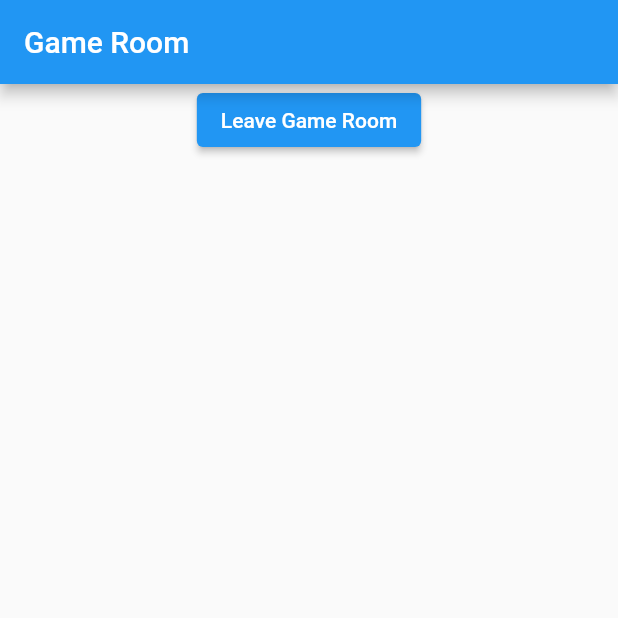
After one commit to halilyaman/draw_guess, a Flutter app: the GameRoomPage screen opened by its route, on a phone screen of 412 x 824 dp, the top half of it. The commit adds this screen. Run offline on Flutter 3.47's test engine with Material 2 defaults, Android fonts, the phone set to English and light mode, and no system bars; our stand-ins replace auto_route, cloud_firestore, dartz, device_preview, firebase_auth, firebase_core and 7 more; accounts and stored records are empty.

Commit message:
Update game creation flow, add player name dialog page.

```diff
--- a/lib/core/presentation/popups.dart
+++ b/lib/core/presentation/popups.dart
@@ -80,4 +80,8 @@ class Popup {
         .then((value) => completer.complete());
     _context.showBlockDialog(dismissCompleter: completer);
   }
+
+  Future<void> showInfoDialog(String text) async {
+    await _context.showInfoBar(content: Text(text));
+  }
 }
--- a/lib/game/game.dart
+++ b/lib/game/game.dart
@@ -1,6 +1,9 @@
 export 'package:draw_guess/game/domain/game_room.dart';
 export 'package:draw_guess/game/domain/player.dart';
-export 'package:draw_guess/game/presentation/create_game_dialog_page.dart';
+export 'package:draw_guess/game/presentation/game_room_id_dialog_page.dart';
 export 'package:draw_guess/game/presentation/widgets/join_game_widget.dart';
 export 'package:draw_guess/game/infrastructure/game_service.dart';
 export 'package:draw_guess/game/application/game_notifier.dart';
+export 'package:draw_guess/game/presentation/game_room_page.dart';
+export 'package:draw_guess/game/presentation/player_name_dialog_page.dart';
+export 'package:draw_guess/game/presentation/widgets/leave_game_room_button.dart';
--- /dev/null
+++ b/lib/game/presentation/game_room_page.dart
@@ -0,0 +1,26 @@
+import 'package:draw_guess/core/core.dart';
+import 'package:draw_guess/game/game.dart';
+
+class GameRoomPage extends StatelessWidget {
+  const GameRoomPage({Key? key}) : super(key: key);
+
+  @override
+  Widget build(BuildContext context) {
+    return WillPopScope(
+      onWillPop: () async => false,
+      child: Scaffold(
+        appBar: AppBar(
+          title: const Text('Game Room'),
+          automaticallyImplyLeading: false,
+        ),
+        body: Center(
+          child: Column(
+            children: const [
+              LeaveGameRoomButton(),
+            ],
+          ),
+        ),
+      ),
+    );
+  }
+}
--- /dev/null
+++ b/lib/game/presentation/widgets/leave_game_room_button.dart
@@ -0,0 +1,24 @@
+import 'package:draw_guess/core/core.dart';
+
+class LeaveGameRoomButton extends ConsumerWidget {
+  const LeaveGameRoomButton({
+    Key? key,
+  }) : super(key: key);
+
+  @override
+  Widget build(BuildContext context, WidgetRef ref) {
+    final gameState = ref.watch(gameNotifierProvider);
+    return gameState.maybeWhen(
+      leaving: () => const LoadingIndicator(),
+      orElse: () => ElevatedButton(
+        onPressed: () {
+          final gameNotifier = ref.read(gameNotifierProvider.notifier);
+          gameState.whenOrNull(
+            joined: (gameRoom) => gameNotifier.deleteGameRoom(gameRoom.id),
+          );
+        },
+        child: const Text('Leave Game Room'),
+      ),
+    );
+  }
+}
```
Also changed, not shown: lib/canvas/presentation/drawing_board_page.dart (+2 -24 lines), lib/core/shared/app_router.dart (+13 -2 lines), lib/game/application/game_notifier.dart (+40 -12 lines), lib/game/presentation/create_game_dialog_page.dart (deleted, +0 -41 lines), lib/game/presentation/game_room_id_dialog_page.dart (added, +44 -0 lines), lib/game/presentation/player_name_dialog_page.dart (added, +44 -0 lines), lib/home/presentation/home_page.dart (+33 -9 lines), lib/core/shared/app_router.gr.dart, lib/game/application/game_notifier.freezed.dart.
